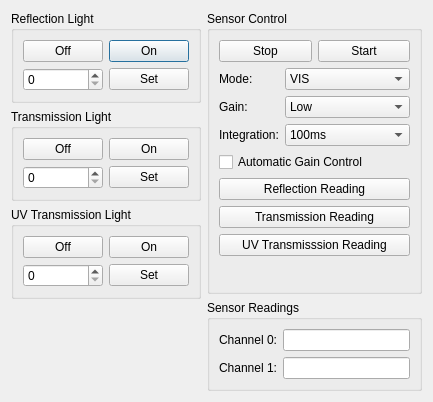
dektronics/densitometer-desktop, file src/remotecontroldialog.ui: the form before one commit.
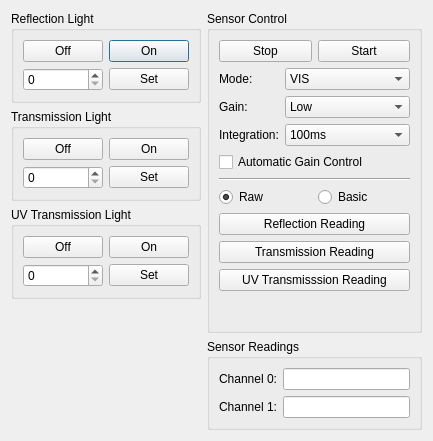
The form after the commit.

The edit to the form file:
```diff
--- a/src/remotecontroldialog.ui
+++ b/src/remotecontroldialog.ui
@@ -7,7 +7,7 @@
     <x>0</x>
     <y>0</y>
     <width>433</width>
-    <height>402</height>
+    <height>441</height>
    </rect>
   </property>
   <property name="windowTitle">
@@ -278,6 +278,40 @@
         </property>
        </widget>
       </item>
+      <item>
+       <widget class="Line" name="line">
+        <property name="orientation">
+         <enum>Qt::Orientation::Horizontal</enum>
+        </property>
+       </widget>
+      </item>
+      <item>
+       <layout class="QHBoxLayout" name="readingTypeHorizontalLayout">
+        <item>
+         <widget class="QRadioButton" name="rawReadingRadioButton">
+          <property name="text">
+           <string>Raw</string>
+          </property>
+          <property name="checked">
+           <bool>true</bool>
+          </property>
+          <attribute name="buttonGroup">
+           <string notr="true">readingTypeButtonGroup</string>
+          </attribute>
+         </widget>
+        </item>
+        <item>
+         <widget class="QRadioButton" name="basicReadingRadioButton">
+          <property name="text">
+           <string>Basic</string>
+          </property>
+          <attribute name="buttonGroup">
+           <string notr="true">readingTypeButtonGroup</string>
+          </attribute>
+         </widget>
+        </item>
+       </layout>
+      </item>
       <item>
        <widget class="QPushButton" name="reflReadPushButton">
         <property name="text">
```
Left out of the diff: 7 changed lines with no effect on the pictures.
